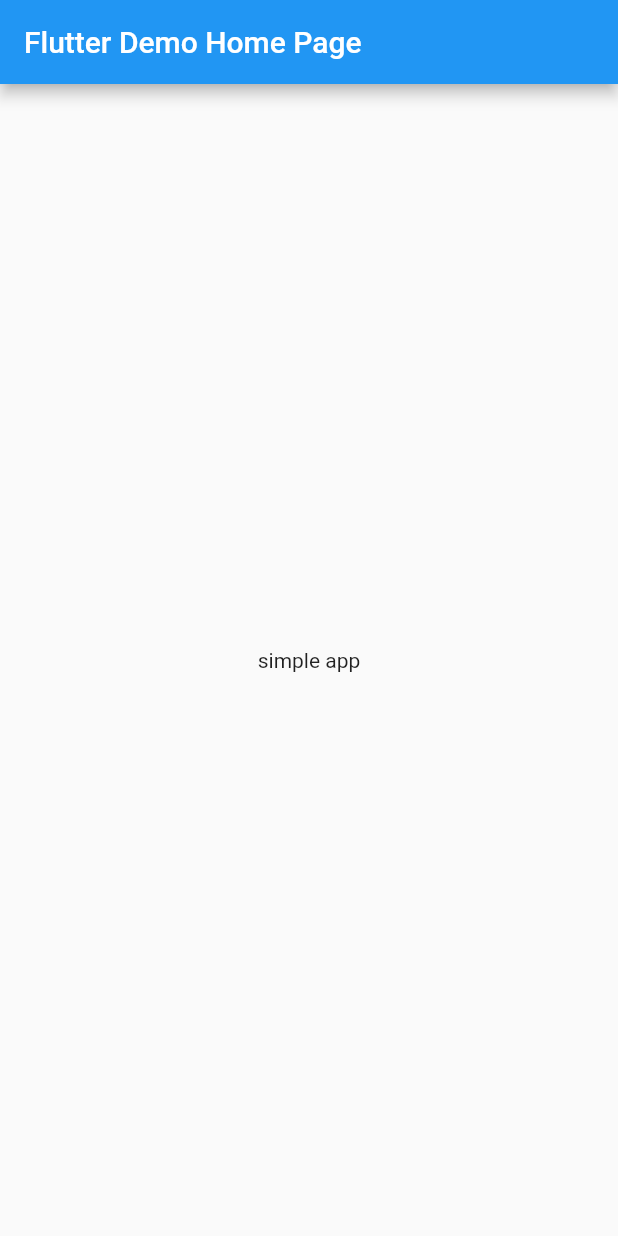
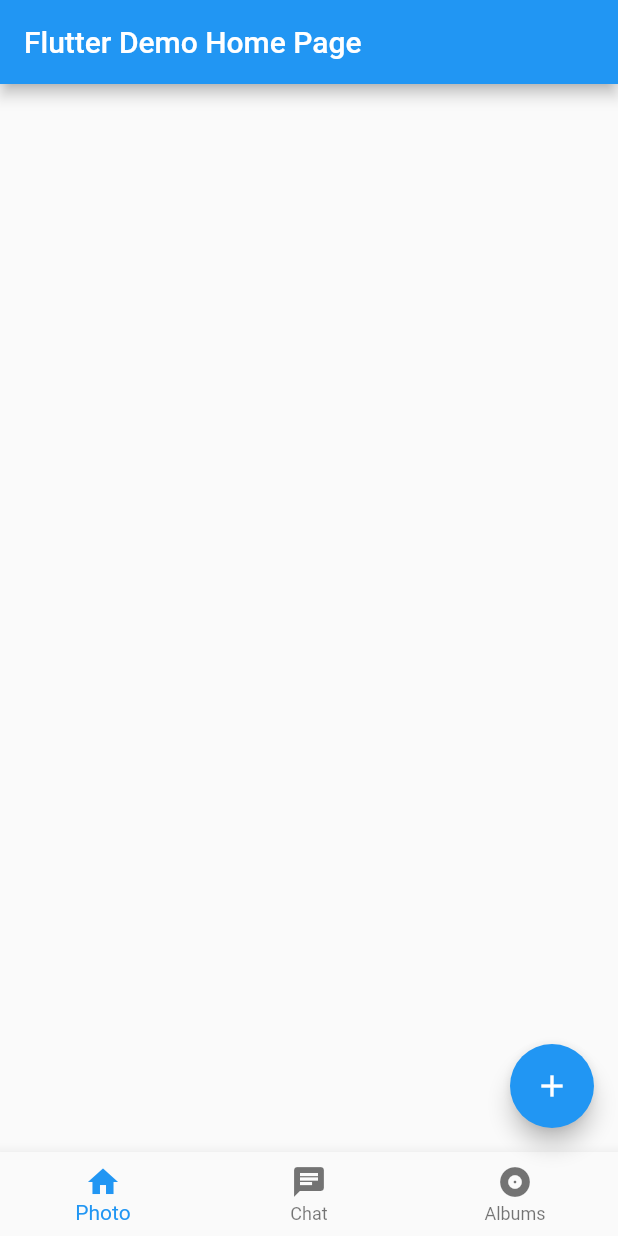
Before and after one commit to Artemshchurev/skillbox_homework, a Flutter app: the screen it shows after launch, on a phone screen of 412 x 824 dp. Run offline on Flutter 3.47's test engine with Material 2 defaults, Android fonts, the phone set to English and light mode, and no system bars.

Commit message:
First task

```diff
--- a/05_MaterialCupertino/simple_app/lib/main.dart
+++ b/05_MaterialCupertino/simple_app/lib/main.dart
@@ -28,22 +28,86 @@ class MyHomePage extends StatefulWidget {
   _MyHomePageState createState() => _MyHomePageState();
 }
 
-class _MyHomePageState extends State<MyHomePage> {
+class _MyHomePageState extends State<MyHomePage> with SingleTickerProviderStateMixin {
+
+  final List<Map<String,dynamic>> bottomBarItems = [
+    {'title': 'Photo', 'icon': Icons.home},
+    {'title': 'Chat', 'icon': Icons.chat},
+    {'title': 'Albums', 'icon': Icons.album},
+  ];
+  bool _isPaid = false;
+  TabController _tabController;
+
+  @override
+  void initState() {
+    // TODO: implement initState
+    super.initState();
+    _tabController = TabController(length: 3, vsync: this, initialIndex: 0);
+  }
+
   @override
   Widget build(BuildContext context) {
     return Scaffold(
       appBar: AppBar(
         title: Text(widget.title),
       ),
-      body: Center(
-        child: Column(
-          mainAxisAlignment: MainAxisAlignment.center,
-          children: <Widget>[
-            Text(
-              'simple app',
+      body: TabBarView(
+        controller: _tabController,
+        children: [
+          Container(
+            child: Center(
+               child: _isPaid ? Text('Заказ успешно оплачен') : null,
             ),
-          ],
+          ),
+          Container(
+            color: Colors.purple,
+          ),
+          Container(
+            color: Colors.green,
+          ),
+        ],
+      ),
+      bottomNavigationBar: BottomNavigationBar(
+        currentIndex: _tabController.index,
+        onTap: (int index) {
+          setState(() {
+            _tabController.index = index;
+          });
+        },
+        items: bottomBarItems.map((item) => BottomNavigationBarItem(icon: Icon(item['icon']), label: item['title'])).toList(),
+      ),
+      floatingActionButton: FloatingActionButton(
+        child: const Icon(
+          Icons.add
         ),
+        onPressed: () {
+          showModalBottomSheet(
+            context: context,
+            builder: (BuildContext context) {
+              return Container(
+                height: 200,
+                color: Colors.white,
+                child: Column(
+                  children: <Widget>[
+                    ListTile(
+                      leading: const Icon(Icons.payment),
+                      title: const Text('Сумма'),
+                      trailing: const Text('200 руб'),
+                    ),
+                    RaisedButton(
+                      onPressed: () {
+                        setState(() {
+                          _isPaid = true;
+                        });
+                      },
+                      child: Text('Оплатить'),
+                    )
+                  ],
+                ),
+              );
+            }
+          );
+        },
       ),
     );
   }
```
Also changed, not shown: 05_MaterialCupertino/simple_app/pubspec.lock.
